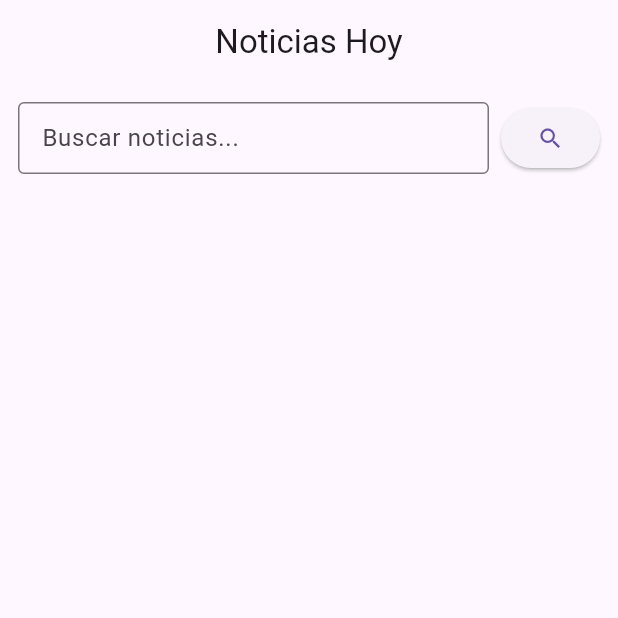
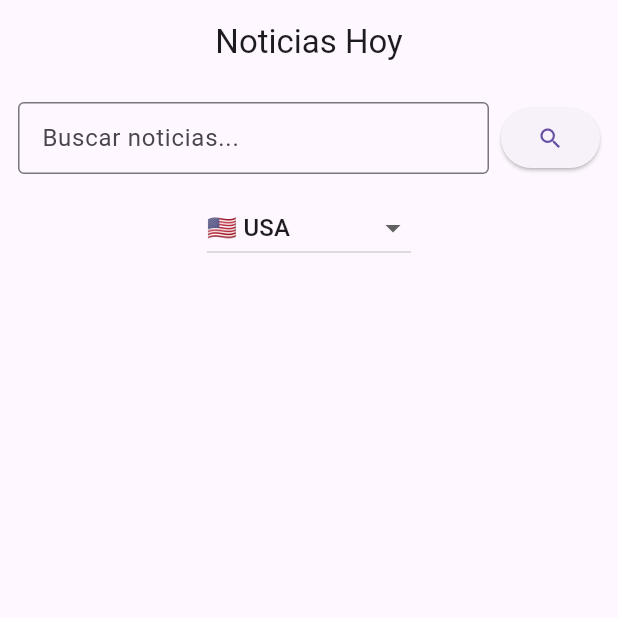
Before and after one commit to Ezdras01/Noticias, a Flutter app: the screen it shows after launch, on a phone screen of 412 x 824 dp, the top half of it. Run offline on Flutter 3.47's test engine with Material 3 defaults, Android fonts, the phone set to English and light mode, and no system bars; our stand-ins replace share_plus, shared_preferences; network calls fail.

Commit message:
fix: recuperación de noticas de países

```diff
--- a/lib/screens/home_screen.dart
+++ b/lib/screens/home_screen.dart
@@ -20,6 +20,37 @@ class _HomeScreenState extends State<HomeScreen> {
   List<String> _searchHistory = [];
   String _selectedCountry = 'us';
 
+final Map<String, Map<String, String>> _countryOptions = {
+  'us': {'label': '🇺🇸 USA', 'language': 'en'},
+  'gb': {'label': '🇬🇧 Reino Unido', 'language': 'en'},
+  'fr': {'label': '🇫🇷 Francia', 'language': 'fr'},
+  'de': {'label': '🇩🇪 Alemania', 'language': 'de'},
+  'it': {'label': '🇮🇹 Italia', 'language': 'it'},
+  'es': {'label': '🇪🇸 España', 'language': 'es'},
+};
+
+
+//Widget para seleccionar el país
+Widget _buildCountrySelector() {
+  return DropdownButton<String>(
+    value: _selectedCountry,
+    items: _countryOptions.entries.map((entry) {
+      return DropdownMenuItem<String>(
+        value: entry.key,
+        child: Text(entry.value['label']!),
+      );
+    }).toList(),
+    onChanged: (value) {
+      if (value != null) {
+        setState(() => _selectedCountry = value);
+        _loadNews(); // recargar titulares con el país seleccionado
+      }
+    },
+  );
+}
+
+
+
 @override
 void initState() {
   super.initState();
@@ -33,8 +64,13 @@ void initState() {
 
   try {
     final articles = query == null || query.isEmpty
+        // 🟢 Titulares por país
         ? await _newsService.fetchTopHeadlines(country: _selectedCountry)
-          : await _newsService.searchNews(query, _selectedCountry);
+        // 🔵 Búsqueda por palabra clave e idioma del país seleccionado
+        : await _newsService.searchNews(
+            query,
+            _countryOptions[_selectedCountry]!['language']!,
+          );
 
     setState(() {
       _articles = articles;
@@ -49,6 +85,7 @@ void initState() {
     setState(() => _isLoading = false);
   }
 }
+
 
 @override
 Widget build(BuildContext context) {
@@ -101,6 +138,9 @@ Widget _buildMobileContent() {
                 ],
               ),
                     const SizedBox(height: 12),
+                    _buildCountrySelector(),
+                    const SizedBox(height: 12),
+
               // 📚 Historial
               if (_searchHistory.isNotEmpty)
                 Column(
```
Lines whose indentation alone changed are shown as unchanged.
